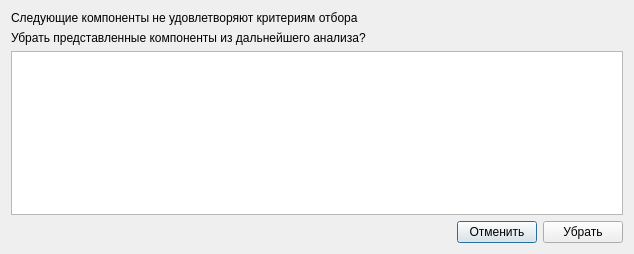
First picture: the form in confirmcalculator.ui, repository ArtemHodeev/Gidrolog, before the edit.
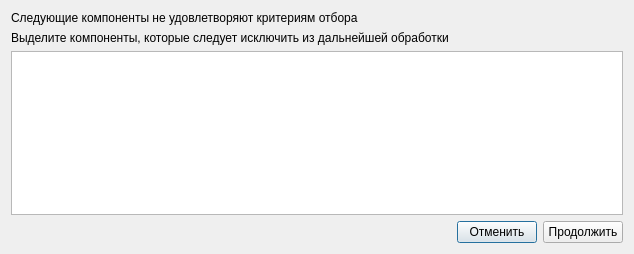
Second picture: the form after the edit.

Diff of the .ui file:
```diff
--- a/confirmcalculator.ui
+++ b/confirmcalculator.ui
@@ -24,7 +24,7 @@
    <item row="1" column="0">
     <widget class="QLabel" name="label_2">
      <property name="text">
-      <string>Убрать представленные компоненты из дальнейшего анализа?</string>
+      <string>Выделите компоненты, которые следует исключить из дальнейшей обработки</string>
      </property>
     </widget>
    </item>
@@ -54,7 +54,7 @@
    <item row="3" column="2">
     <widget class="QPushButton" name="pushButton_ok">
      <property name="text">
-      <string>Убрать</string>
+      <string>Продолжить</string>
      </property>
     </widget>
    </item>
```
